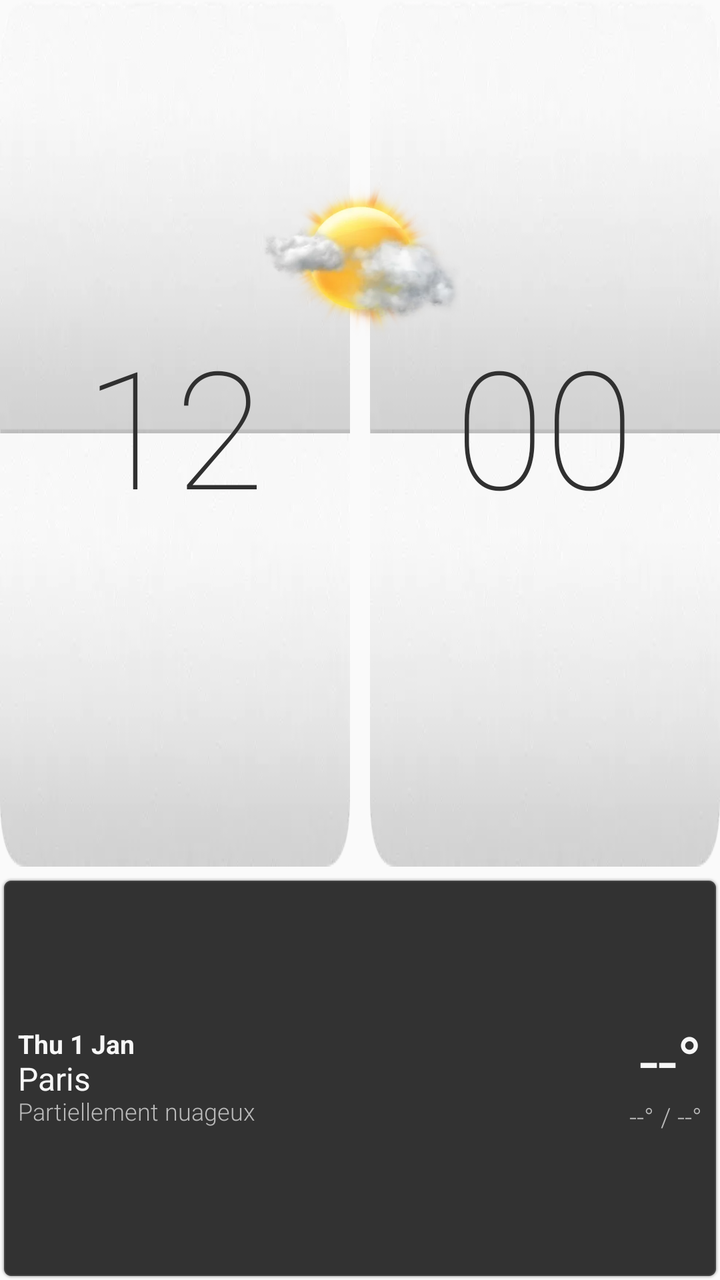
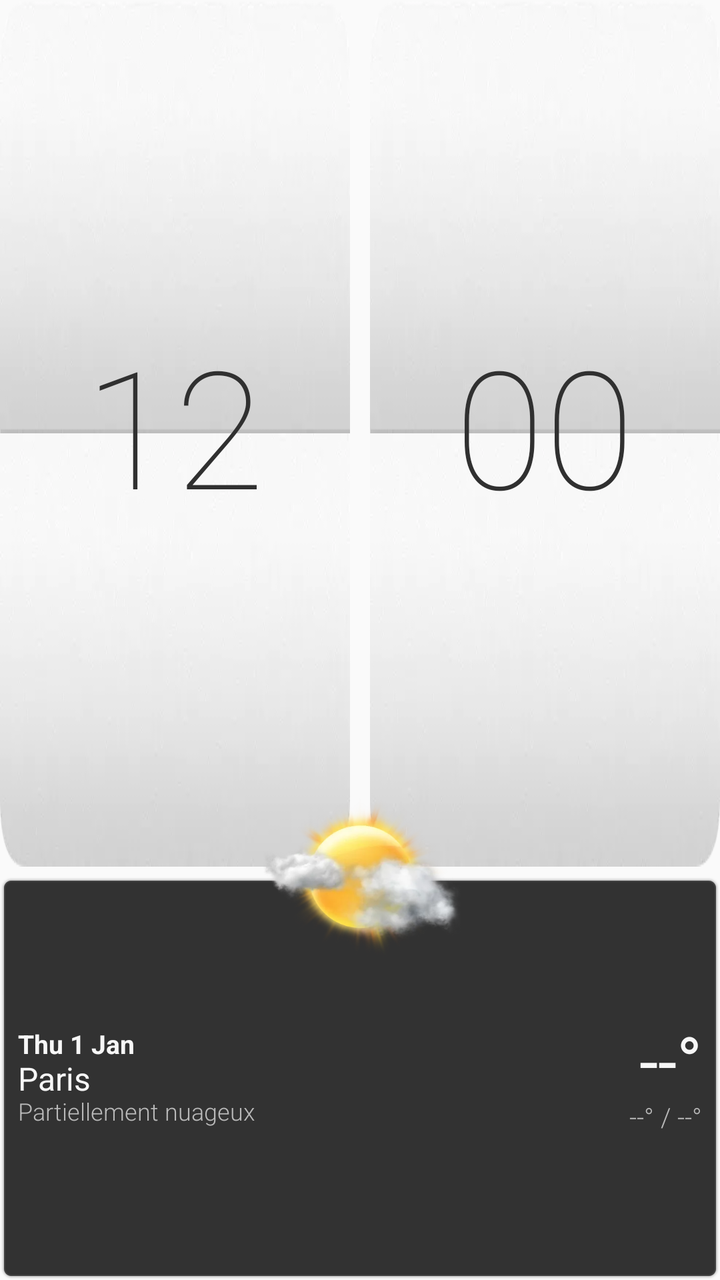

Two renders of the same Android screen: before a commit and after it. Below are the layout's source before the change and the commit's diff.
<!-- AndroidManifest.xml: application theme AppTheme -->
<!-- res/layout/widget_wide.xml -->
<?xml version="1.0" encoding="utf-8"?>
<FrameLayout xmlns:android="http://schemas.android.com/apk/res/android" android:id="@+id/widget_root" android:layout_width="match_parent" android:layout_height="match_parent">
    <LinearLayout android:layout_width="match_parent" android:layout_height="match_parent" android:orientation="vertical">
        <LinearLayout android:layout_width="match_parent" android:layout_height="0dp" android:layout_weight="2.15" android:orientation="horizontal">
            <FrameLayout android:layout_width="0dp" android:layout_height="match_parent" android:layout_marginEnd="5dp" android:layout_weight="1"><LinearLayout android:layout_width="match_parent" android:layout_height="match_parent" android:orientation="vertical"><ImageView android:layout_width="match_parent" android:layout_height="0dp" android:layout_weight="1" android:scaleType="fitXY" android:src="@drawable/clock_weather_clock_tab_up"/><ImageView android:layout_width="match_parent" android:layout_height="0dp" android:layout_weight="1" android:scaleType="fitXY" android:src="@drawable/clock_weather_clock_tab_down"/></LinearLayout><TextClock android:id="@+id/hour_panel" style="@style/HtcFlipDigits" android:layout_width="match_parent" android:layout_height="match_parent" android:format12Hour="hh" android:format24Hour="HH" android:textSize="82sp"/></FrameLayout>
            <FrameLayout android:layout_width="0dp" android:layout_height="match_parent" android:layout_marginStart="5dp" android:layout_weight="1"><LinearLayout android:layout_width="match_parent" android:layout_height="match_parent" android:orientation="vertical"><ImageView android:layout_width="match_parent" android:layout_height="0dp" android:layout_weight="1" android:scaleType="fitXY" android:src="@drawable/clock_weather_clock_tab_up"/><ImageView android:layout_width="match_parent" android:layout_height="0dp" android:layout_weight="1" android:scaleType="fitXY" android:src="@drawable/clock_weather_clock_tab_down"/></LinearLayout><TextClock android:id="@+id/minute_panel" style="@style/HtcFlipDigits" android:layout_width="match_parent" android:layout_height="match_parent" android:format12Hour="mm" android:format24Hour="mm" android:textSize="82sp"/></FrameLayout>
        </LinearLayout>
        <FrameLayout android:id="@+id/weather_panel" android:layout_width="match_parent" android:layout_height="0dp" android:layout_marginTop="5dp" android:layout_weight="1" android:background="@drawable/common_panel_dark">
            <LinearLayout android:layout_width="match_parent" android:layout_height="match_parent" android:orientation="horizontal" android:paddingStart="9dp" android:paddingEnd="9dp"><LinearLayout android:layout_width="0dp" android:layout_height="match_parent" android:layout_weight="1" android:gravity="center_vertical" android:orientation="vertical"><TextClock android:id="@+id/widget_date" style="@style/HtcWeatherPrimary" android:layout_width="match_parent" android:layout_height="wrap_content" android:format12Hour="EEE d MMM" android:format24Hour="EEE d MMM" android:textSize="13sp" android:textStyle="bold"/><TextView android:id="@+id/city" style="@style/HtcWeatherPrimary" android:layout_width="match_parent" android:layout_height="wrap_content" android:ellipsize="end" android:maxLines="1" android:text="Paris" android:textSize="16sp"/><TextView android:id="@+id/condition" style="@style/HtcWeatherSecondary" android:layout_width="match_parent" android:layout_height="wrap_content" android:ellipsize="end" android:maxLines="1" android:text="Partiellement nuageux" android:textSize="12sp"/></LinearLayout><LinearLayout android:layout_width="108dp" android:layout_height="match_parent" android:gravity="center_vertical|end" android:orientation="vertical"><TextView android:id="@+id/temperature" style="@style/HtcWeatherPrimary" android:layout_width="match_parent" android:layout_height="wrap_content" android:gravity="end" android:text="--°" android:textSize="34sp"/><TextView android:id="@+id/range" style="@style/HtcWeatherSecondary" android:layout_width="match_parent" android:layout_height="wrap_content" android:gravity="end" android:text="--° / --°" android:textSize="13sp"/></LinearLayout></LinearLayout>
        </FrameLayout>
    </LinearLayout>
    <ImageView android:id="@+id/weather_icon" android:layout_width="122dp" android:layout_height="94dp" android:layout_gravity="top|center_horizontal" android:layout_marginTop="82dp" android:scaleType="fitCenter" android:src="@drawable/weather_colorgraphic_xl_03"/>
</FrameLayout>
<!-- resources referenced by this layout -->
<resources>
  <!-- drawable clock_weather_clock_tab_down: webp bitmap (drawable-xxhdpi, 1830 bytes) -->
  <!-- drawable clock_weather_clock_tab_up: webp bitmap (drawable-xxhdpi, 1816 bytes) -->
  <!-- drawable common_panel_dark: png bitmap (drawable-xxhdpi, 974 bytes) -->
  <!-- drawable weather_colorgraphic_xl_03: webp bitmap (drawable-xxhdpi, 34902 bytes) -->
  <style name="HtcFlipDigits">
          <item name="android:fontFamily">sans-serif-thin</item>
          <item name="android:textColor">#303030</item>
          <item name="android:textSize">76sp</item>
          <item name="android:includeFontPadding">false</item>
          <item name="android:gravity">center</item>
      </style>
  <style name="HtcWeatherPrimary">
          <item name="android:fontFamily">sans-serif</item>
          <item name="android:textColor">#FFF7F7F7</item>
          <item name="android:includeFontPadding">false</item>
      </style>
  <style name="HtcWeatherSecondary">
          <item name="android:fontFamily">sans-serif-light</item>
          <item name="android:textColor">#FFB8B8B8</item>
          <item name="android:includeFontPadding">false</item>
      </style>
  <style name="AppTheme" parent="android:style/Theme.Material.Light.NoActionBar">
          <item name="android:fontFamily">sans</item><item name="android:colorAccent">#A8C93E</item><item name="android:navigationBarColor">#0B1013</item><item name="android:statusBarColor">#0B1013</item><item name="android:windowLightStatusBar">false</item>
      </style>
</resources>

<!-- the commit's change to res/layout/widget_wide.xml (unified diff, before → after) -->
@@ -1,13 +1,13 @@
 <?xml version="1.0" encoding="utf-8"?>
-<FrameLayout xmlns:android="http://schemas.android.com/apk/res/android" android:id="@+id/widget_root" android:layout_width="match_parent" android:layout_height="match_parent">
-    <LinearLayout android:layout_width="match_parent" android:layout_height="match_parent" android:orientation="vertical">
+<FrameLayout xmlns:android="http://schemas.android.com/apk/res/android" android:id="@+id/widget_root" android:layout_width="match_parent" android:layout_height="match_parent" android:clipChildren="false" android:clipToPadding="false">
+    <LinearLayout android:layout_width="match_parent" android:layout_height="match_parent" android:clipChildren="false" android:clipToPadding="false" android:orientation="vertical">
         <LinearLayout android:layout_width="match_parent" android:layout_height="0dp" android:layout_weight="2.15" android:orientation="horizontal">
             <FrameLayout android:layout_width="0dp" android:layout_height="match_parent" android:layout_marginEnd="5dp" android:layout_weight="1"><LinearLayout android:layout_width="match_parent" android:layout_height="match_parent" android:orientation="vertical"><ImageView android:layout_width="match_parent" android:layout_height="0dp" android:layout_weight="1" android:scaleType="fitXY" android:src="@drawable/clock_weather_clock_tab_up"/><ImageView android:layout_width="match_parent" android:layout_height="0dp" android:layout_weight="1" android:scaleType="fitXY" android:src="@drawable/clock_weather_clock_tab_down"/></LinearLayout><TextClock android:id="@+id/hour_panel" style="@style/HtcFlipDigits" android:layout_width="match_parent" android:layout_height="match_parent" android:format12Hour="hh" android:format24Hour="HH" android:textSize="82sp"/></FrameLayout>
             <FrameLayout android:layout_width="0dp" android:layout_height="match_parent" android:layout_marginStart="5dp" android:layout_weight="1"><LinearLayout android:layout_width="match_parent" android:layout_height="match_parent" android:orientation="vertical"><ImageView android:layout_width="match_parent" android:layout_height="0dp" android:layout_weight="1" android:scaleType="fitXY" android:src="@drawable/clock_weather_clock_tab_up"/><ImageView android:layout_width="match_parent" android:layout_height="0dp" android:layout_weight="1" android:scaleType="fitXY" android:src="@drawable/clock_weather_clock_tab_down"/></LinearLayout><TextClock android:id="@+id/minute_panel" style="@style/HtcFlipDigits" android:layout_width="match_parent" android:layout_height="match_parent" android:format12Hour="mm" android:format24Hour="mm" android:textSize="82sp"/></FrameLayout>
         </LinearLayout>
-        <FrameLayout android:id="@+id/weather_panel" android:layout_width="match_parent" android:layout_height="0dp" android:layout_marginTop="5dp" android:layout_weight="1" android:background="@drawable/common_panel_dark">
+        <FrameLayout android:id="@+id/weather_panel" android:layout_width="match_parent" android:layout_height="0dp" android:layout_marginTop="5dp" android:layout_weight="1" android:background="@drawable/common_panel_dark" android:clipChildren="false" android:clipToPadding="false">
             <LinearLayout android:layout_width="match_parent" android:layout_height="match_parent" android:orientation="horizontal" android:paddingStart="9dp" android:paddingEnd="9dp"><LinearLayout android:layout_width="0dp" android:layout_height="match_parent" android:layout_weight="1" android:gravity="center_vertical" android:orientation="vertical"><TextClock android:id="@+id/widget_date" style="@style/HtcWeatherPrimary" android:layout_width="match_parent" android:layout_height="wrap_content" android:format12Hour="EEE d MMM" android:format24Hour="EEE d MMM" android:textSize="13sp" android:textStyle="bold"/><TextView android:id="@+id/city" style="@style/HtcWeatherPrimary" android:layout_width="match_parent" android:layout_height="wrap_content" android:ellipsize="end" android:maxLines="1" android:text="Paris" android:textSize="16sp"/><TextView android:id="@+id/condition" style="@style/HtcWeatherSecondary" android:layout_width="match_parent" android:layout_height="wrap_content" android:ellipsize="end" android:maxLines="1" android:text="Partiellement nuageux" android:textSize="12sp"/></LinearLayout><LinearLayout android:layout_width="108dp" android:layout_height="match_parent" android:gravity="center_vertical|end" android:orientation="vertical"><TextView android:id="@+id/temperature" style="@style/HtcWeatherPrimary" android:layout_width="match_parent" android:layout_height="wrap_content" android:gravity="end" android:text="--°" android:textSize="34sp"/><TextView android:id="@+id/range" style="@style/HtcWeatherSecondary" android:layout_width="match_parent" android:layout_height="wrap_content" android:gravity="end" android:text="--° / --°" android:textSize="13sp"/></LinearLayout></LinearLayout>
+            <ImageView android:id="@+id/weather_icon" android:layout_width="122dp" android:layout_height="94dp" android:layout_gravity="top|center_horizontal" android:scaleType="fitCenter" android:src="@drawable/weather_colorgraphic_xl_03" android:translationY="-47dp"/>
         </FrameLayout>
     </LinearLayout>
-    <ImageView android:id="@+id/weather_icon" android:layout_width="122dp" android:layout_height="94dp" android:layout_gravity="top|center_horizontal" android:layout_marginTop="82dp" android:scaleType="fitCenter" android:src="@drawable/weather_colorgraphic_xl_03"/>
 </FrameLayout>
